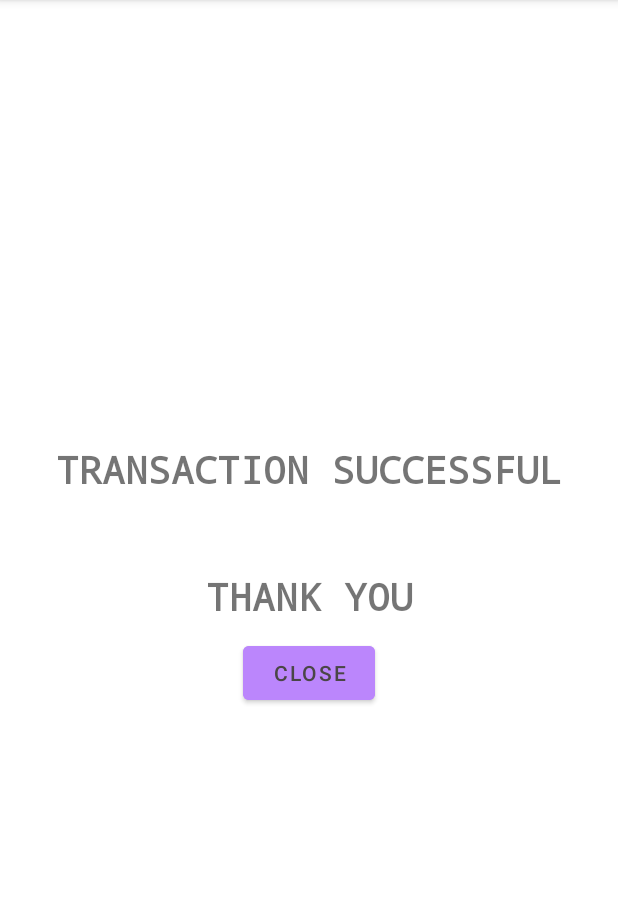
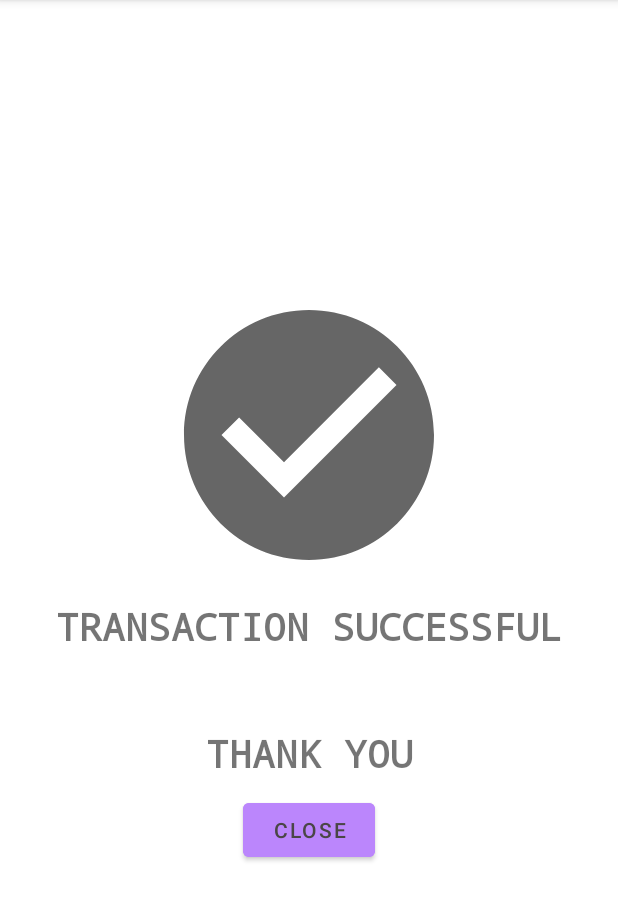
Before and after one commit to Crackmindedsk/BasicBankApp, an Android app: the TransactionSuccessActivity screen opened directly, with no data from a screen before it, on a phone screen of 412 x 824 dp, the part 84-1005 px from its top. Run offline under Robolectric (Android 15) with nearby library versions, the phone set to English and light mode, and no system bars.

```diff
--- a/app/src/main/java/sharlene/work/basicbankingapp/BankDbHelper.kt
+++ b/app/src/main/java/sharlene/work/basicbankingapp/BankDbHelper.kt
@@ -18,9 +18,10 @@ class BankDbHelper(context: Context?) : SQLiteOpenHelper(context, databaseName,
         db?.execSQL(createTransact)
 
         insert("Sharlene", "sharlene@gmail.com", 10000, "9363803949", "XXXXXXXXXXXX4758", db)
-        insert("Sumit", "sumit23@yahoo.com", 10000, "3467892547", "XXXXXXXXXXXX2929", db)
+        insert("Sumit", "sumit23@yahoo.com", 10000, "7467892547", "XXXXXXXXXXXX2929", db)
         insert("Mayuri", "mayuri89@gmail.com", 6000, "7349006729", "XXXXXXXXXXXX3609", db)
         insert("Digvijay", "kdigvijay@gmail.com", 10000, "7902573940", "XXXXXXXXXXXX2470", db)
+        insert("Maithilee","maithu@gmail.com",20000,"7678392038","XXXXXXXXXXXX4790",db)
     }
 
     override fun onUpgrade(db: SQLiteDatabase?, oldV: Int, newV: Int) {
--- /dev/null
+++ b/app/src/main/res/drawable/ic_success.xml
@@ -0,0 +1,10 @@
+<vector xmlns:android="http://schemas.android.com/apk/res/android"
+    android:width="24dp"
+    android:height="24dp"
+    android:viewportWidth="24"
+    android:viewportHeight="24"
+    android:tint="?attr/colorControlNormal">
+  <path
+      android:fillColor="@android:color/holo_blue_light"
+      android:pathData="M12,2C6.48,2 2,6.48 2,12s4.48,10 10,10 10,-4.48 10,-10S17.52,2 12,2zM10,17l-5,-5 1.41,-1.41L10,14.17l7.59,-7.59L19,8l-9,9z"/>
+</vector>
--- a/app/src/main/res/layout/transaction_success_activity.xml
+++ b/app/src/main/res/layout/transaction_success_activity.xml
@@ -7,6 +7,10 @@
     android:layout_height="match_parent"
     android:gravity="center"
     tools:context=".TransactionSuccessActivity">
+    <ImageView
+        android:layout_width="200dp"
+        android:layout_height="200dp"
+        android:src="@drawable/ic_success"/>
     <TextView
         android:layout_width="match_parent"
         android:layout_height="wrap_content"
@@ -15,7 +19,8 @@
         android:text="@string/transaction_successful"
         android:textAlignment="center"
         android:typeface="monospace"
-        android:textSize="25dp"/>
+        android:textSize="25dp"
+        android:layout_marginTop="10dp"/>
     <TextView
         android:layout_width="match_parent"
         android:layout_height="wrap_content"
```
